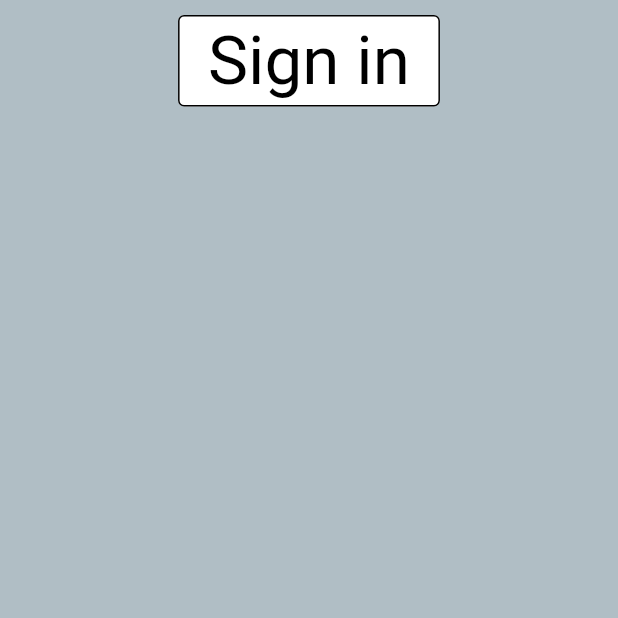
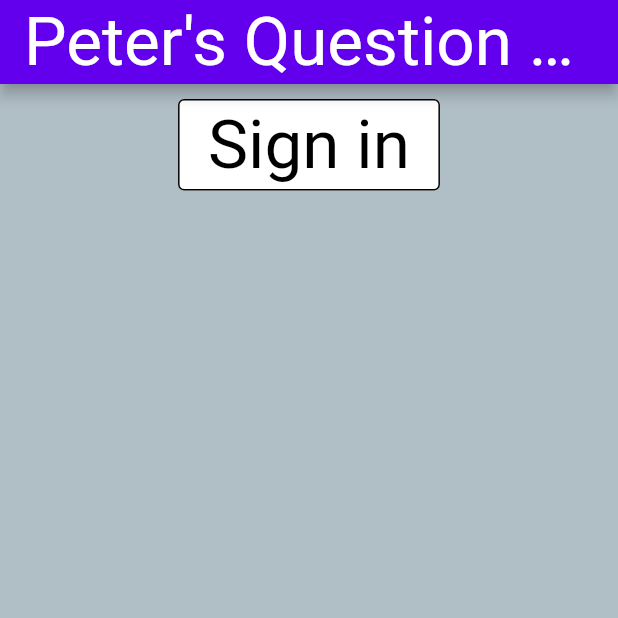
Before and after one commit to pfranz1/QuestionApp, a Flutter app: the screen it shows after launch, on a phone screen of 412 x 824 dp, the top half of it. Run offline on Flutter 3.47's test engine with Material 2 defaults, Android fonts, the phone set to English and light mode, and no system bars; our stand-ins replace cloud_firestore, firebase_auth, firebase_core; missing offline and left inert: dart:html; accounts and stored records are empty.

Commit message:
Cleaned up look of the select view

```diff
--- a/question_app/lib/main.dart
+++ b/question_app/lib/main.dart
@@ -20,6 +20,7 @@ class MyApp extends StatelessWidget {
   Widget build(BuildContext context) {
     return MaterialApp(
       title: 'Question App',
+      debugShowCheckedModeBanner: false,
       initialRoute: '/',
       theme: ThemeData(
           primarySwatch: Colors.blue,
--- a/question_app/lib/pages/selectPage.dart
+++ b/question_app/lib/pages/selectPage.dart
@@ -40,10 +40,34 @@ class _SelectPageState extends State<SelectPage> {
     return Consumer<ApplicationState>(builder: (context, appState, _) {
       if (appState.loginState == ApplicationLoginState.loggedIn) {
         return Scaffold(
+          backgroundColor: Theme.of(context).colorScheme.background,
+          appBar: AppBar(
+            title: Text("Peter's Question App"),
+            titleTextStyle: Theme.of(context)
+                .textTheme
+                .headline3!
+                .copyWith(color: Theme.of(context).colorScheme.onPrimary),
+            centerTitle: true,
+            actions: [
+              Padding(
+                padding: const EdgeInsets.only(right: 20),
+                child: Authentication(
+                    loginState: appState.loginState,
+                    email: appState.email,
+                    startLoginFlow: appState.startLoginFlow,
+                    verifyEmail: appState.verifyEmail,
+                    signInWithEmailAndPassword:
+                        appState.signInWithEmailAndPassword,
+                    cancelRegistration: appState.cancelRegistration,
+                    registerAccount: appState.registerAccount,
+                    signOut: appState.signOut),
+              ),
+            ],
+          ),
           body: Center(
             child: Column(
               children: [
-                ...[
+                if (appState.loginState == ApplicationLoginState.loggedIn) ...[
                   for (QuestionSelectInfoContainer myQuestion
                       in appState.myQuestions ?? [])
                     //TODO: Remove handling this old idea
@@ -60,16 +84,6 @@ class _SelectPageState extends State<SelectPage> {
                   // Text(myQuestion.qText)
                 ],
                 StyledButton(child: Icon(Icons.add), onPressed: () {}),
-                Authentication(
-                    loginState: appState.loginState,
-                    email: appState.email,
-                    startLoginFlow: appState.startLoginFlow,
-                    verifyEmail: appState.verifyEmail,
-                    signInWithEmailAndPassword:
-                        appState.signInWithEmailAndPassword,
-                    cancelRegistration: appState.cancelRegistration,
-                    registerAccount: appState.registerAccount,
-                    signOut: appState.signOut),
               ],
             ),
           ),
@@ -77,6 +91,14 @@ class _SelectPageState extends State<SelectPage> {
       } else {
         return Scaffold(
           backgroundColor: Theme.of(context).colorScheme.background,
+          appBar: AppBar(
+            title: Text("Peter's Question App"),
+            titleTextStyle: Theme.of(context)
+                .textTheme
+                .headline3!
+                .copyWith(color: Theme.of(context).colorScheme.onPrimary),
+            centerTitle: true,
+          ),
           body: Center(
             child: Column(
               children: [
--- a/question_app/lib/widgets/selectView.dart
+++ b/question_app/lib/widgets/selectView.dart
@@ -20,7 +20,8 @@ class qSelectCard extends StatelessWidget {
     return Padding(
       padding: const EdgeInsets.all(16.0),
       child: Material(
-        color: Colors.white.withOpacity(0.0),
+        color: Colors.white.withOpacity(1.0),
+        borderRadius: BorderRadius.circular(6.0),
         child: InkWell(
           focusColor: Colors.black,
           onTap: () {
```
